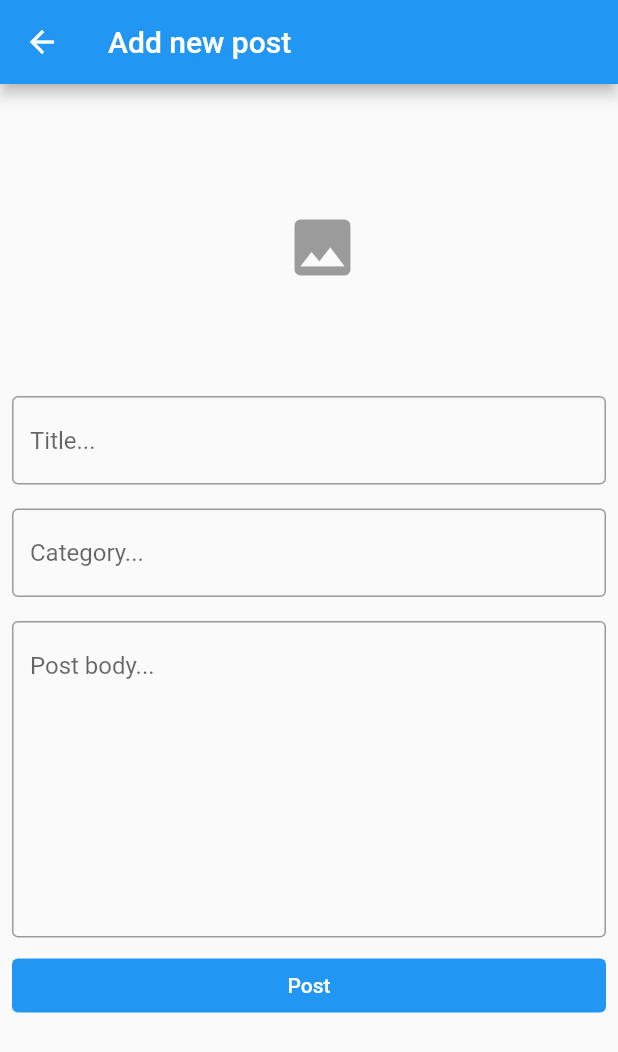
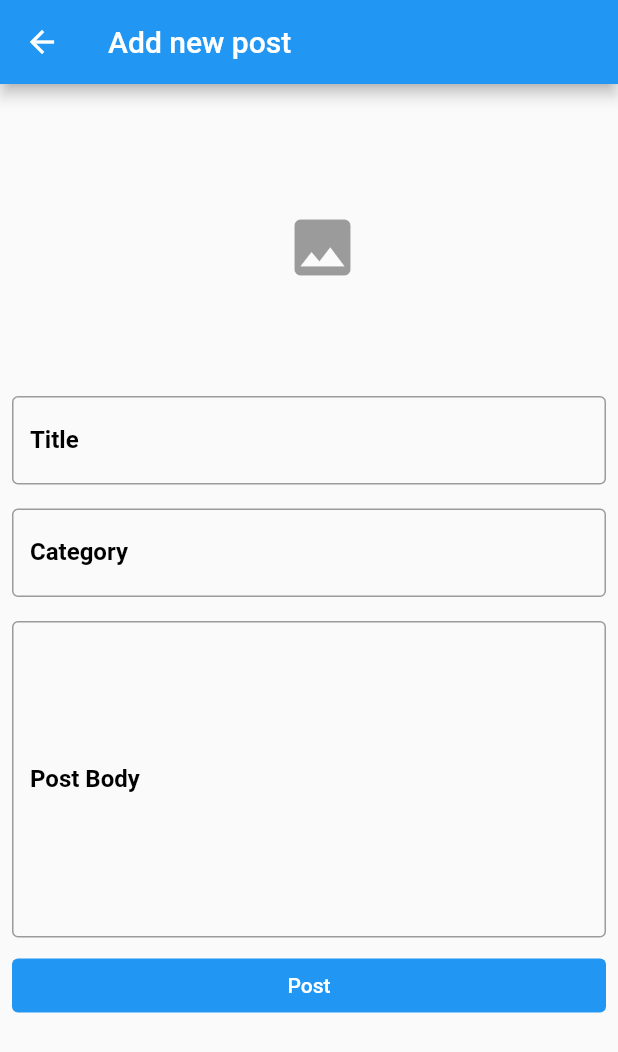
Before and after one commit to TackTeam-Chare/main_project_app_mobile, a Flutter app: the PostForm screen opened directly, on a phone screen of 412 x 824 dp. Shown: the top 1052 px of the screen. Run offline on Flutter 3.47's test engine with Material 2 defaults, Android fonts, the phone set to English and light mode, and no system bars; our stand-ins replace image_picker, quickalert, shared_preferences; accounts and stored records are empty.

Commit message:
เพิ่ม label ของ form post

```diff
--- a/lib/screens/post_form.dart
+++ b/lib/screens/post_form.dart
@@ -7,7 +7,6 @@ import 'package:test_blog_app_project/models/post.dart';
 import 'package:test_blog_app_project/serveices/post_service.dart';
 import 'package:test_blog_app_project/serveices/user_service.dart';
 import 'login.dart';
-
 
 class PostForm extends StatefulWidget {
   final Post? post;
@@ -29,7 +28,7 @@ class _PostFormState extends State<PostForm> {
   bool _loading = false;
   File? _imageFile;
   final _picker = ImagePicker();
-   String? _imageBase64; // เพิ่มตัวแปรนี้
+  String? _imageBase64; // เพิ่มตัวแปรนี้
 
   Future getImage() async {
     final pickedFile = await _picker.pickImage(source: ImageSource.gallery);
@@ -151,6 +150,11 @@ class _PostFormState extends State<PostForm> {
                               val!.isEmpty ? 'Title is required' : null,
                           decoration: InputDecoration(
                               hintText: "Title...",
+                              labelText: "Title",
+                              labelStyle: TextStyle(
+                                color: Colors.black, // สีของ Label
+                                fontWeight: FontWeight.bold, // ตัวหนา
+                              ),
                               border: OutlineInputBorder(
                                   borderSide: BorderSide(
                                       width: 1, color: Colors.black38))),
@@ -164,6 +168,12 @@ class _PostFormState extends State<PostForm> {
                               val!.isEmpty ? 'Category is required' : null,
                           decoration: InputDecoration(
                               hintText: "Category...",
+                              labelText:
+                                  "Category", // เพิ่ม Label สำหรับ Category
+                              labelStyle: TextStyle(
+                                color: Colors.black,
+                                fontWeight: FontWeight.bold,
+                              ),
                               border: OutlineInputBorder(
                                   borderSide: BorderSide(
                                       width: 1, color: Colors.black38))),
@@ -179,6 +189,12 @@ class _PostFormState extends State<PostForm> {
                               val!.isEmpty ? 'Post body is required' : null,
                           decoration: InputDecoration(
                               hintText: "Post body...",
+                              labelText:
+                                  "Post Body", // เพิ่ม Label สำหรับ Post Body
+                              labelStyle: TextStyle(
+                                color: Colors.black,
+                                fontWeight: FontWeight.bold,
+                              ),
                               border: OutlineInputBorder(
                                   borderSide: BorderSide(
                                       width: 1, color: Colors.black38))),
```
